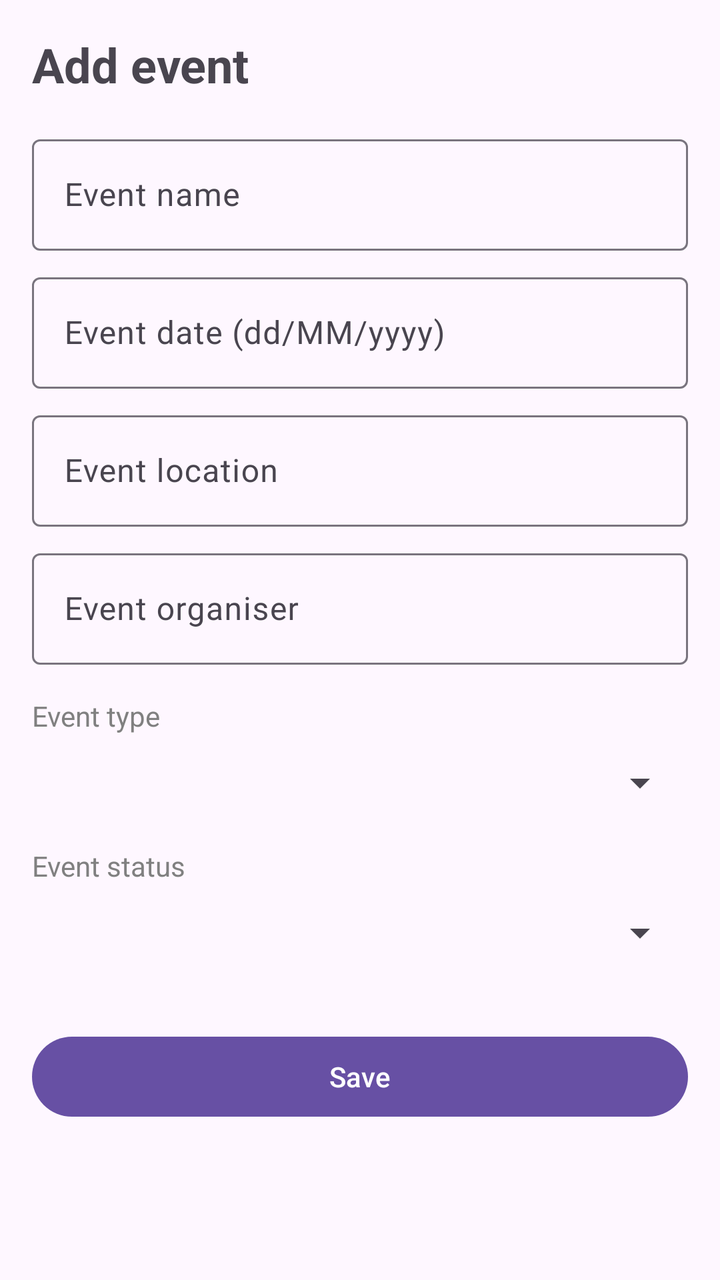
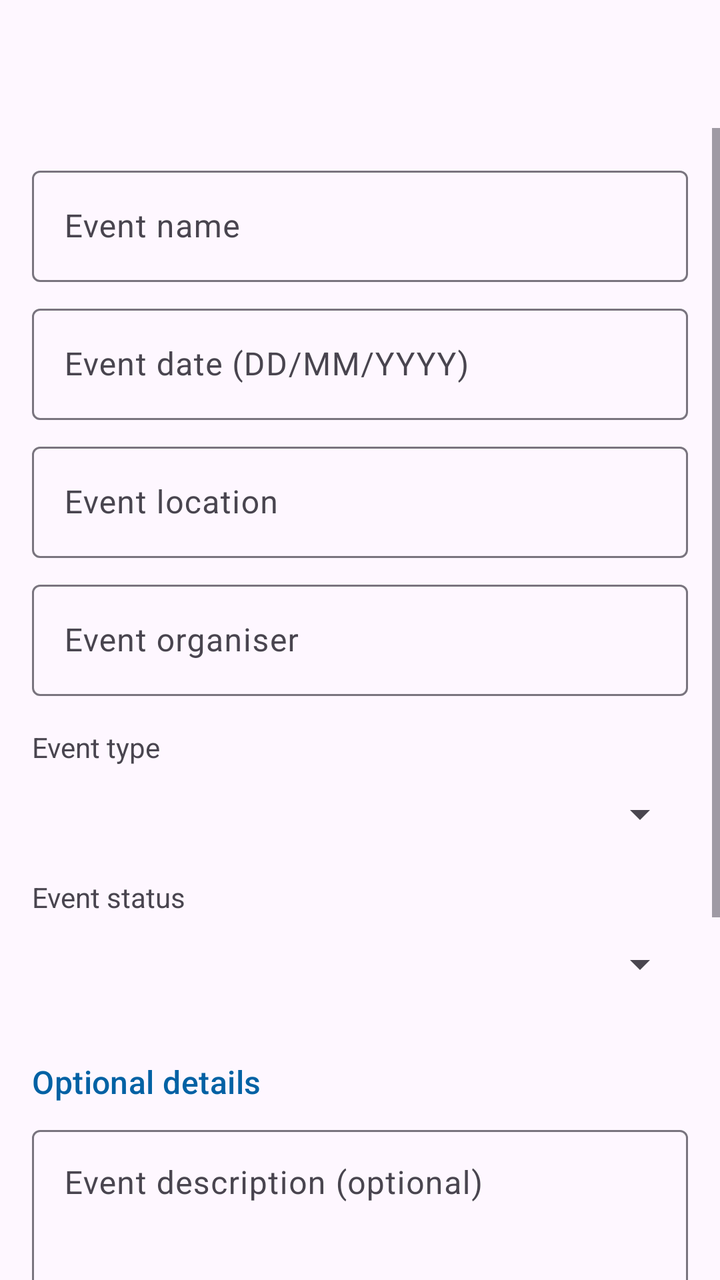

The first picture is an Android layout as it rendered before a commit; the second is the same layout after the commit. The layout source and the unified diff follow.
<!-- AndroidManifest.xml: application theme Theme.EventManager -->
<!-- res/layout/activity_add_edit_event.xml -->
<?xml version="1.0" encoding="utf-8"?>
<ScrollView xmlns:android="http://schemas.android.com/apk/res/android"
    android:layout_width="match_parent"
    android:layout_height="match_parent"
    android:fitsSystemWindows="true">

    <LinearLayout
        android:layout_width="match_parent"
        android:layout_height="wrap_content"
        android:orientation="vertical"
        android:padding="16dp">

        <TextView
            android:id="@+id/tvFormTitle"
            android:layout_width="match_parent"
            android:layout_height="wrap_content"
            android:layout_marginBottom="16dp"
            android:text="Add event"
            android:textSize="24sp"
            android:textStyle="bold" />

        <com.google.android.material.textfield.TextInputLayout
            android:id="@+id/tilName"
            style="?attr/textInputOutlinedStyle"
            android:layout_width="match_parent"
            android:layout_height="wrap_content"
            android:hint="Event name">

            <com.google.android.material.textfield.TextInputEditText
                android:id="@+id/edtName"
                android:layout_width="match_parent"
                android:layout_height="wrap_content"
                android:inputType="textCapWords"
                android:maxLines="1" />
        </com.google.android.material.textfield.TextInputLayout>

        <com.google.android.material.textfield.TextInputLayout
            android:id="@+id/tilDate"
            style="?attr/textInputOutlinedStyle"
            android:layout_width="match_parent"
            android:layout_height="wrap_content"
            android:layout_marginTop="8dp"
            android:hint="Event date (dd/MM/yyyy)">

            <com.google.android.material.textfield.TextInputEditText
                android:id="@+id/edtDate"
                android:layout_width="match_parent"
                android:layout_height="wrap_content"
                android:clickable="true"
                android:focusable="false"
                android:inputType="none" />
        </com.google.android.material.textfield.TextInputLayout>

        <com.google.android.material.textfield.TextInputLayout
            android:id="@+id/tilLocation"
            style="?attr/textInputOutlinedStyle"
            android:layout_width="match_parent"
            android:layout_height="wrap_content"
            android:layout_marginTop="8dp"
            android:hint="Event location">

            <com.google.android.material.textfield.TextInputEditText
                android:id="@+id/edtLocation"
                android:layout_width="match_parent"
                android:layout_height="wrap_content"
                android:inputType="textCapWords"
                android:maxLines="1" />
        </com.google.android.material.textfield.TextInputLayout>

        <com.google.android.material.textfield.TextInputLayout
            android:id="@+id/tilOrganiser"
            style="?attr/textInputOutlinedStyle"
            android:layout_width="match_parent"
            android:layout_height="wrap_content"
            android:layout_marginTop="8dp"
            android:hint="Event organiser">

            <com.google.android.material.textfield.TextInputEditText
                android:id="@+id/edtOrganiser"
                android:layout_width="match_parent"
                android:layout_height="wrap_content"
                android:inputType="textCapWords"
                android:maxLines="1" />
        </com.google.android.material.textfield.TextInputLayout>

        <TextView
            android:layout_width="wrap_content"
            android:layout_height="wrap_content"
            android:layout_marginTop="16dp"
            android:text="Event type"
            android:textColor="#808080" />

        <Spinner
            android:id="@+id/spType"
            android:layout_width="match_parent"
            android:layout_height="48dp" />

        <TextView
            android:layout_width="wrap_content"
            android:layout_height="wrap_content"
            android:layout_marginTop="8dp"
            android:text="Event status"
            android:textColor="#808080" />

        <Spinner
            android:id="@+id/spStatus"
            android:layout_width="match_parent"
            android:layout_height="48dp" />

        <Button
            android:id="@+id/btnSave"
            android:layout_width="match_parent"
            android:layout_height="wrap_content"
            android:layout_marginTop="24dp"
            android:text="Save" />

        <Button
            android:id="@+id/btnDelete"
            android:layout_width="match_parent"
            android:layout_height="wrap_content"
            android:layout_marginTop="8dp"
            android:backgroundTint="#D32F2F"
            android:text="Delete"
            android:visibility="gone" />
    </LinearLayout>
</ScrollView>
<!-- resources referenced by this layout -->
<resources>
  <style name="Theme.EventManager" parent="Base.Theme.EventManager" />
  <style name="Base.Theme.EventManager" parent="Theme.Material3.DayNight.NoActionBar">
          
          
      </style>
</resources>

<!-- the commit's change to res/layout/activity_add_edit_event.xml (unified diff, before → after) -->
@@ -1,126 +1,193 @@
 <?xml version="1.0" encoding="utf-8"?>
-<ScrollView xmlns:android="http://schemas.android.com/apk/res/android"
+<LinearLayout xmlns:android="http://schemas.android.com/apk/res/android"
+    xmlns:app="http://schemas.android.com/apk/res-auto"
     android:layout_width="match_parent"
     android:layout_height="match_parent"
-    android:fitsSystemWindows="true">
+    android:fitsSystemWindows="true"
+    android:orientation="vertical">
 
-    <LinearLayout
+    <com.google.android.material.appbar.MaterialToolbar
+        android:id="@+id/toolbar"
         android:layout_width="match_parent"
-        android:layout_height="wrap_content"
-        android:orientation="vertical"
-        android:padding="16dp">
+        android:layout_height="?attr/actionBarSize" />
 
-        <TextView
-            android:id="@+id/tvFormTitle"
+    <ScrollView
+        android:layout_width="match_parent"
+        android:layout_height="0dp"
+        android:layout_weight="1">
+
+        <LinearLayout
             android:layout_width="match_parent"
             android:layout_height="wrap_content"
-            android:layout_marginBottom="16dp"
-            android:text="Add event"
-            android:textSize="24sp"
-            android:textStyle="bold" />
+            android:orientation="vertical"
+            android:padding="16dp">
 
-        <com.google.android.material.textfield.TextInputLayout
-            android:id="@+id/tilName"
-            style="?attr/textInputOutlinedStyle"
-            android:layout_width="match_parent"
-            android:layout_height="wrap_content"
-            android:hint="Event name">
-
-            <com.google.android.material.textfield.TextInputEditText
-                android:id="@+id/edtName"
+            <com.google.android.material.textfield.TextInputLayout
+                android:id="@+id/tilName"
+                style="?attr/textInputOutlinedStyle"
                 android:layout_width="match_parent"
                 android:layout_height="wrap_content"
-                android:inputType="textCapWords"
-                android:maxLines="1" />
-        </com.google.android.material.textfield.TextInputLayout>
+                android:hint="@string/hint_event_name">
 
-        <com.google.android.material.textfield.TextInputLayout
-            android:id="@+id/tilDate"
-            style="?attr/textInputOutlinedStyle"
-            android:layout_width="match_parent"
-            android:layout_height="wrap_content"
-            android:layout_marginTop="8dp"
-            android:hint="Event date (dd/MM/yyyy)">
+                <com.google.android.material.textfield.TextInputEditText
+                    android:id="@+id/edtName"
+                    android:layout_width="match_parent"
+                    android:layout_height="wrap_content"
+                    android:inputType="textCapWords"
+                    android:maxLines="1" />
+            </com.google.android.material.textfield.TextInputLayout>
 
-            <com.google.android.material.textfield.TextInputEditText
-                android:id="@+id/edtDate"
+            <com.google.android.material.textfield.TextInputLayout
+                android:id="@+id/tilDate"
+                style="?attr/textInputOutlinedStyle"
                 android:layout_width="match_parent"
                 android:layout_height="wrap_content"
-                android:clickable="true"
-                android:focusable="false"
-                android:inputType="none" />
-        </com.google.android.material.textfield.TextInputLayout>
+                android:layout_marginTop="8dp"
+                android:hint="@string/hint_event_date">
 
-        <com.google.android.material.textfield.TextInputLayout
-            android:id="@+id/tilLocation"
-            style="?attr/textInputOutlinedStyle"
-            android:layout_width="match_parent"
-            android:layout_height="wrap_content"
-            android:layout_marginTop="8dp"
-            android:hint="Event location">
+                <com.google.android.material.textfield.TextInputEditText
+                    android:id="@+id/edtDate"
+                    android:layout_width="match_parent"
+                    android:layout_height="wrap_content"
+                    android:clickable="true"
+                    android:focusable="false"
+                    android:inputType="none" />
+            </com.google.android.material.textfield.TextInputLayout>
 
-            <com.google.android.material.textfield.TextInputEditText
-                android:id="@+id/edtLocation"
+            <com.google.android.material.textfield.TextInputLayout
+                android:id="@+id/tilLocation"
+                style="?attr/textInputOutlinedStyle"
                 android:layout_width="match_parent"
                 android:layout_height="wrap_content"
-                android:inputType="textCapWords"
-                android:maxLines="1" />
-        </com.google.android.material.textfield.TextInputLayout>
+                android:layout_marginTop="8dp"
+                android:hint="@string/hint_event_location">
 
-        <com.google.android.material.textfield.TextInputLayout
-            android:id="@+id/tilOrganiser"
-            style="?attr/textInputOutlinedStyle"
-            android:layout_width="match_parent"
-            android:layout_height="wrap_content"
-            android:layout_marginTop="8dp"
-            android:hint="Event organiser">
+                <com.google.android.material.textfield.TextInputEditText
+                    android:id="@+id/edtLocation"
+                    android:layout_width="match_parent"
+                    android:layout_height="wrap_content"
+                    android:inputType="textCapWords"
+                    android:maxLines="1" />
+            </com.google.android.material.textfield.TextInputLayout>
 
-            <com.google.android.material.textfield.TextInputEditText
-                android:id="@+id/edtOrganiser"
+            <com.google.android.material.textfield.TextInputLayout
+                android:id="@+id/tilOrganiser"
+                style="?attr/textInputOutlinedStyle"
                 android:layout_width="match_parent"
                 android:layout_height="wrap_content"
-                android:inputType="textCapWords"
-                android:maxLines="1" />
-        </com.google.android.material.textfield.TextInputLayout>
+                android:layout_marginTop="8dp"
+                android:hint="@string/hint_event_organiser">
 
-        <TextView
-            android:layout_width="wrap_content"
-            android:layout_height="wrap_content"
-            android:layout_marginTop="16dp"
-            android:text="Event type"
-            android:textColor="#808080" />
+                <com.google.android.material.textfield.TextInputEditText
+                    android:id="@+id/edtOrganiser"
+                    android:layout_width="match_parent"
+                    android:layout_height="wrap_content"
+                    android:inputType="textCapWords"
+                    android:maxLines="1" />
+            </com.google.android.material.textfield.TextInputLayout>
 
-        <Spinner
-            android:id="@+id/spType"
-            android:layout_width="match_parent"
-            android:layout_height="48dp" />
+            <TextView
+                android:layout_width="wrap_content"
+                android:layout_height="wrap_content"
+                android:layout_marginTop="16dp"
+                android:text="@string/label_event_type"
+                android:textColor="?android:attr/textColorSecondary" />
 
-        <TextView
-            android:layout_width="wrap_content"
-            android:layout_height="wrap_content"
-            android:layout_marginTop="8dp"
-            android:text="Event status"
-            android:textColor="#808080" />
+            <Spinner
+                android:id="@+id/spType"
+                android:layout_width="match_parent"
+                android:layout_height="48dp" />
 
-        <Spinner
-            android:id="@+id/spStatus"
-            android:layout_width="match_parent"
-            android:layout_height="48dp" />
+            <TextView
+                android:layout_width="wrap_content"
+                android:layout_height="wrap_content"
+                android:layout_marginTop="8dp"
+                android:text="@string/label_event_status"
+                android:textColor="?android:attr/textColorSecondary" />
 
-        <Button
-            android:id="@+id/btnSave"
-            android:layout_width="match_parent"
-            android:layout_height="wrap_content"
-            android:layout_marginTop="24dp"
-            android:text="Save" />
+            <Spinner
+                android:id="@+id/spStatus"
+                android:layout_width="match_parent"
+                android:layout_height="48dp" />
 
-        <Button
-            android:id="@+id/btnDelete"
-            android:layout_width="match_parent"
-            android:layout_height="wrap_content"
-            android:layout_marginTop="8dp"
-            android:backgroundTint="#D32F2F"
-            android:text="Delete"
-            android:visibility="gone" />
-    </LinearLayout>
-</ScrollView>
+            
+
+            <TextView
+                android:layout_width="wrap_content"
+                android:layout_height="wrap_content"
+                android:layout_marginTop="24dp"
+                android:layout_marginBottom="8dp"
+                android:text="@string/section_optional"
+                android:textAppearance="?attr/textAppearanceTitleMedium"
+                android:textColor="?attr/colorPrimary" />
+
+            <com.google.android.material.textfield.TextInputLayout
+                android:id="@+id/tilDescription"
+                style="?attr/textInputOutlinedStyle"
+                android:layout_width="match_parent"
+                android:layout_height="wrap_content"
+                android:hint="@string/hint_description"
+                app:counterEnabled="true"
+                app:counterMaxLength="500">
+
+                <com.google.android.material.textfield.TextInputEditText
+                    android:id="@+id/edtDescription"
+                    android:layout_width="match_parent"
+                    android:layout_height="wrap_content"
+                    android:gravity="top|start"
+                    android:inputType="textMultiLine|textCapSentences"
+                    android:maxLength="500"
+                    android:minLines="3" />
+            </com.google.android.material.textfield.TextInputLayout>
+
+            <com.google.android.material.textfield.TextInputLayout
+                android:id="@+id/tilEmail"
+                style="?attr/textInputOutlinedStyle"
+                android:layout_width="match_parent"
+                android:layout_height="wrap_content"
+                android:layout_marginTop="8dp"
+                android:hint="@string/hint_contact_email">
+
+                <com.google.android.material.textfield.TextInputEditText
+                    android:id="@+id/edtEmail"
+                    android:layout_width="match_parent"
+                    android:layout_height="wrap_content"
+                    android:inputType="textEmailAddress"
+                    android:maxLines="1" />
+            </com.google.android.material.textfield.TextInputLayout>
+
+            <com.google.android.material.textfield.TextInputLayout
+                android:id="@+id/tilPhone"
+                style="?attr/textInputOutlinedStyle"
+                android:layout_width="match_parent"
+                android:layout_height="wrap_content"
+                android:layout_marginTop="8dp"
+                android:hint="@string/hint_contact_phone">
+
+                <com.google.android.material.textfield.TextInputEditText
+                    android:id="@+id/edtPhone"
+                    android:layout_width="match_parent"
+                    android:layout_height="wrap_content"
+                    android:inputType="phone"
+                    android:maxLines="1" />
+            </com.google.android.material.textfield.TextInputLayout>
+
+            <Button
+                android:id="@+id/btnSave"
+                android:layout_width="match_parent"
+                android:layout_height="wrap_content"
+                android:layout_marginTop="24dp"
+                android:text="@string/save" />
+
+            <Button
+                android:id="@+id/btnDelete"
+                android:layout_width="match_parent"
+                android:layout_height="wrap_content"
+                android:layout_marginTop="8dp"
+                android:backgroundTint="?attr/colorError"
+                android:text="@string/delete"
+                android:textColor="?attr/colorOnError"
+                android:visibility="gone" />
+        </LinearLayout>
+    </ScrollView>
+</LinearLayout>
<!-- resource entries referenced after the edit -->
@@ -1,9 +1,35 @@
 <!-- resources referenced by this layout -->
 <resources>
+  <string name="delete">Delete</string>
+  <string name="hint_contact_email">Contact email (optional)</string>
+  <string name="hint_contact_phone">Contact phone (optional)</string>
+  <string name="hint_description">Event description (optional)</string>
+  <string name="hint_event_date">Event date (DD/MM/YYYY)</string>
+  <string name="hint_event_location">Event location</string>
+  <string name="hint_event_name">Event name</string>
+  <string name="hint_event_organiser">Event organiser</string>
+  <string name="label_event_status">Event status</string>
+  <string name="label_event_type">Event type</string>
+  <string name="save">Save</string>
+  <string name="section_optional">Optional details</string>
   <style name="Theme.EventManager" parent="Base.Theme.EventManager" />
   <style name="Base.Theme.EventManager" parent="Theme.Material3.DayNight.NoActionBar">
-          
-          
+          <item name="colorPrimary">@color/theme_primary</item>
+          <item name="colorOnPrimary">@color/theme_on_primary</item>
+          <item name="colorPrimaryContainer">@color/theme_primary_container</item>
+          <item name="colorOnPrimaryContainer">@color/theme_on_primary_container</item>
+          <item name="colorSecondary">@color/theme_secondary</item>
+          <item name="colorOnSecondary">@color/theme_on_secondary</item>
+          <item name="colorSecondaryContainer">@color/theme_secondary_container</item>
+          <item name="colorOnSecondaryContainer">@color/theme_on_secondary_container</item>
       </style>
+  <color name="theme_primary">#0061A4</color>
+  <color name="theme_on_primary">#FFFFFF</color>
+  <color name="theme_primary_container">#D1E4FF</color>
+  <color name="theme_on_primary_container">#001D36</color>
+  <color name="theme_secondary">#535F70</color>
+  <color name="theme_on_secondary">#FFFFFF</color>
+  <color name="theme_secondary_container">#D7E3F8</color>
+  <color name="theme_on_secondary_container">#101C2B</color>
 </resources>
 
